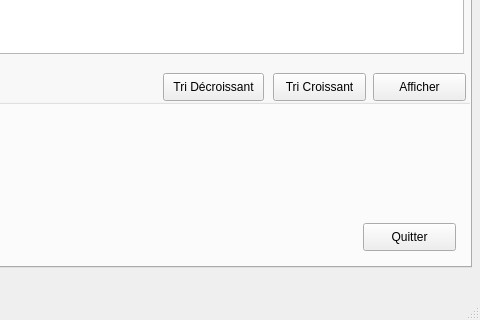
bybyadly/Smart-Tech-Store-2A9, file Atelier_Connexion/mainwindow.ui: the form before one commit; both pictures show x 769 to 1249 and y 420 to 740 of the 1249 by 740 pixel window.
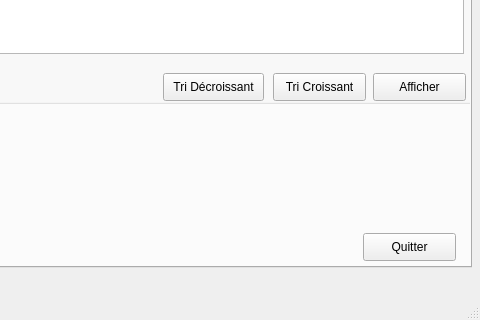
The form after the commit.

```diff
--- a/Atelier_Connexion/mainwindow.ui
+++ b/Atelier_Connexion/mainwindow.ui
@@ -221,7 +221,7 @@
       <property name="geometry">
        <rect>
         <x>1120</x>
-        <y>590</y>
+        <y>600</y>
         <width>93</width>
         <height>28</height>
        </rect>
```
